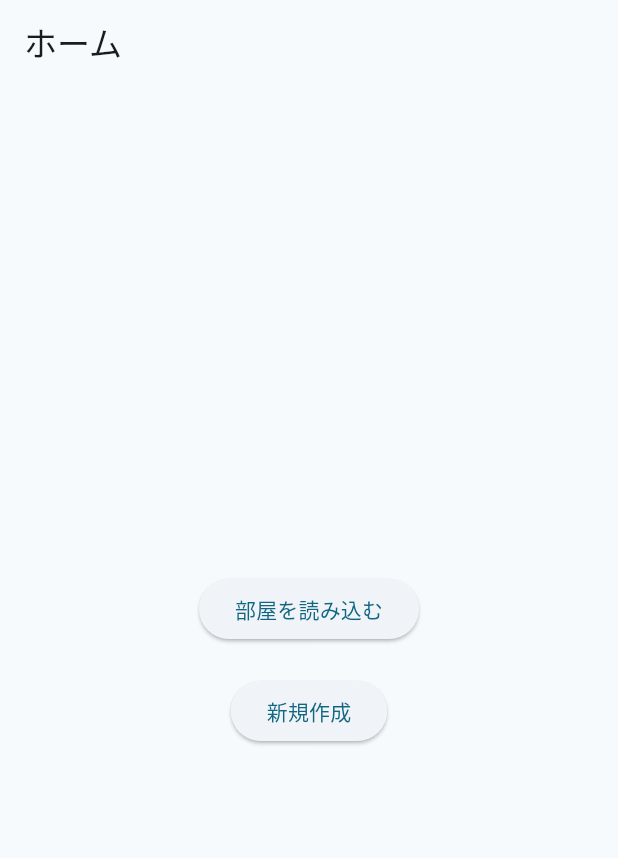
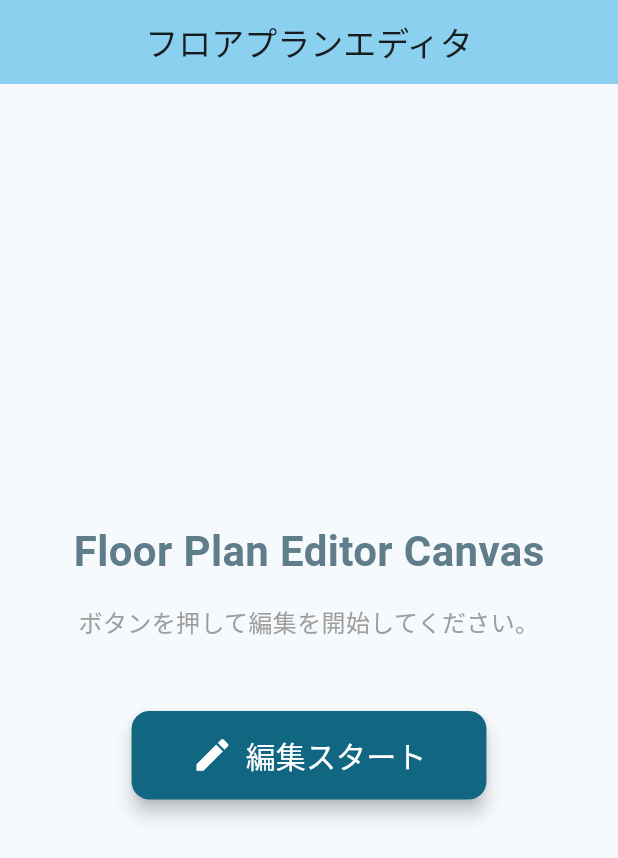
Before and after one commit to goodboop86/rimado, a Flutter app: the screen it shows after launch, on a phone screen of 412 x 824 dp. Shown: the top 858 px of the screen. Run offline on Flutter 3.47's test engine with Material 3 defaults, Android fonts, the phone set to English and light mode, and no system bars.

Commit message:
Feature/add home (continue) (#5)
* add home

* Revert "add home"

This reverts commit 37324eb82e10ed4e56d2d985827da014def59b57.

* refactor

* refactor

* refactor

* refactor

* refactor

* refactor

* refactor

* refactor

* add home

```diff
--- /dev/null
+++ b/lib/configs/configs.dart
@@ -0,0 +1,3 @@
+class Configs {
+  final double movingBasis = 10.0;
+}
--- /dev/null
+++ b/lib/enums/enums.dart
@@ -0,0 +1 @@
+enum DragMode { none, layout, vertex }
--- a/lib/main.dart
+++ b/lib/main.dart
@@ -1,5 +1,5 @@
 import 'package:flutter/material.dart';
-import 'screens/home_screen.dart';
+import 'package:rimado/pages/home_page.dart';
 
 void main() {
   runApp(const MyApp());
@@ -16,7 +16,8 @@ class MyApp extends StatelessWidget {
         colorScheme: ColorScheme.fromSeed(seedColor: Colors.blueGrey),
         useMaterial3: true,
       ),
-      home: const HomeScreen(),
+      // 最初に表示するページをHomePageに変更
+      home: const HomePage(),
     );
   }
 }
--- /dev/null
+++ b/lib/pages/home_page.dart
@@ -0,0 +1,70 @@
+import 'package:flutter/material.dart';
+import 'floor_plan_page.dart'; // 遷移先のFloorPlanPageをインポート
+
+class HomePage extends StatelessWidget {
+  const HomePage({super.key});
+
+  @override
+  Widget build(BuildContext context) {
+    return Scaffold(
+      appBar: AppBar(
+        title: const Text('フロアプランエディタ'),
+        backgroundColor: Theme.of(context).colorScheme.inversePrimary,
+        centerTitle: true,
+      ),
+      body: Center(
+        child: Padding(
+          padding: const EdgeInsets.all(32.0),
+          child: Column(
+            mainAxisAlignment: MainAxisAlignment.center,
+            crossAxisAlignment: CrossAxisAlignment.center,
+            children: <Widget>[
+              // タイトルと説明
+              const Text(
+                'Floor Plan Editor Canvas',
+                style: TextStyle(
+                  fontSize: 28,
+                  fontWeight: FontWeight.bold,
+                  color: Colors.blueGrey,
+                ),
+              ),
+              const SizedBox(height: 16),
+              const Text(
+                'ボタンを押して編集を開始してください。',
+                textAlign: TextAlign.center,
+                style: TextStyle(fontSize: 16, color: Colors.grey),
+              ),
+              const SizedBox(height: 48),
+
+              // スタートボタン
+              ElevatedButton.icon(
+                onPressed: () {
+                  // FloorPlanPageに遷移
+                  Navigator.of(context).push(
+                    MaterialPageRoute(
+                      builder: (context) => const FloorPlanPage(),
+                    ),
+                  );
+                },
+                icon: const Icon(Icons.edit, size: 28),
+                label: const Text('編集スタート', style: TextStyle(fontSize: 20)),
+                style: ElevatedButton.styleFrom(
+                  padding: const EdgeInsets.symmetric(
+                    horizontal: 40,
+                    vertical: 15,
+                  ),
+                  shape: RoundedRectangleBorder(
+                    borderRadius: BorderRadius.circular(12),
+                  ),
+                  elevation: 5,
+                  backgroundColor: Theme.of(context).colorScheme.primary,
+                  foregroundColor: Colors.white,
+                ),
+              ),
+            ],
+          ),
+        ),
+      ),
+    );
+  }
+}
```
Also changed, not shown: lib/models/floor_plan.dart (+31 -1 lines), lib/models/layout_Repositry.dart (added, +179 -0 lines), lib/pages/floor_plan_page.dart (added, +269 -0 lines), lib/utils/utils.dart (added, +11 -0 lines).
